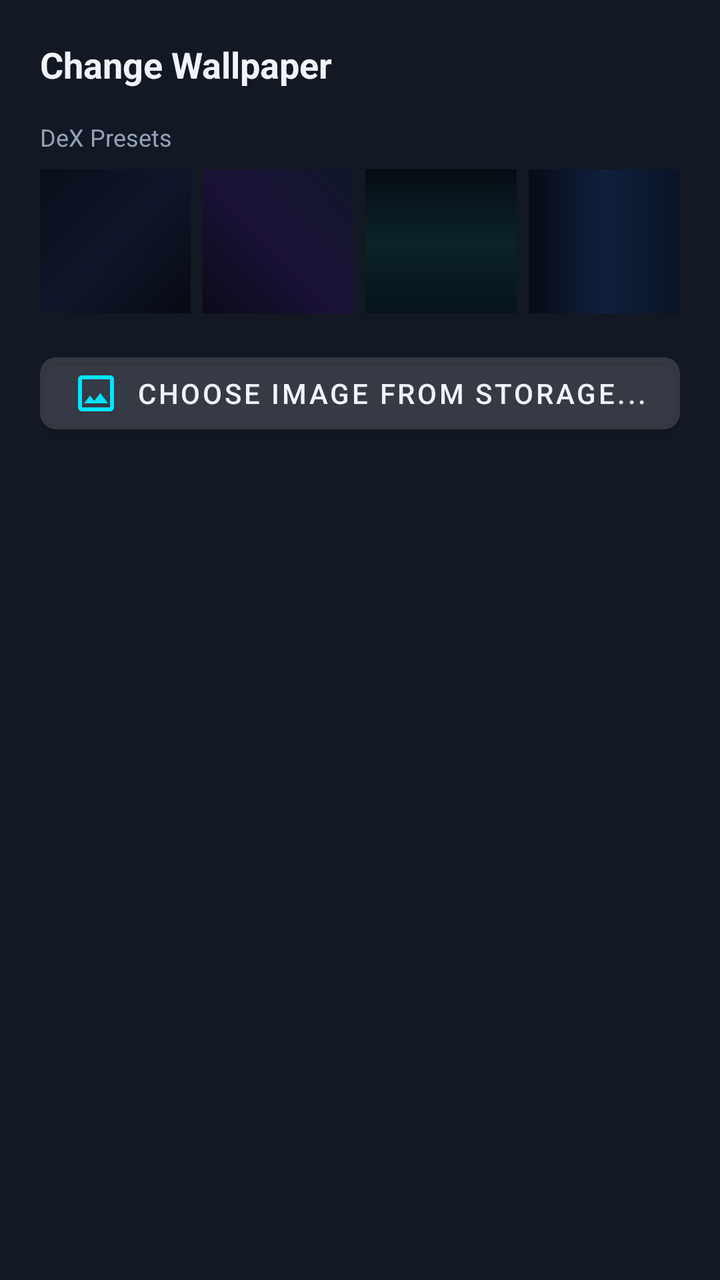
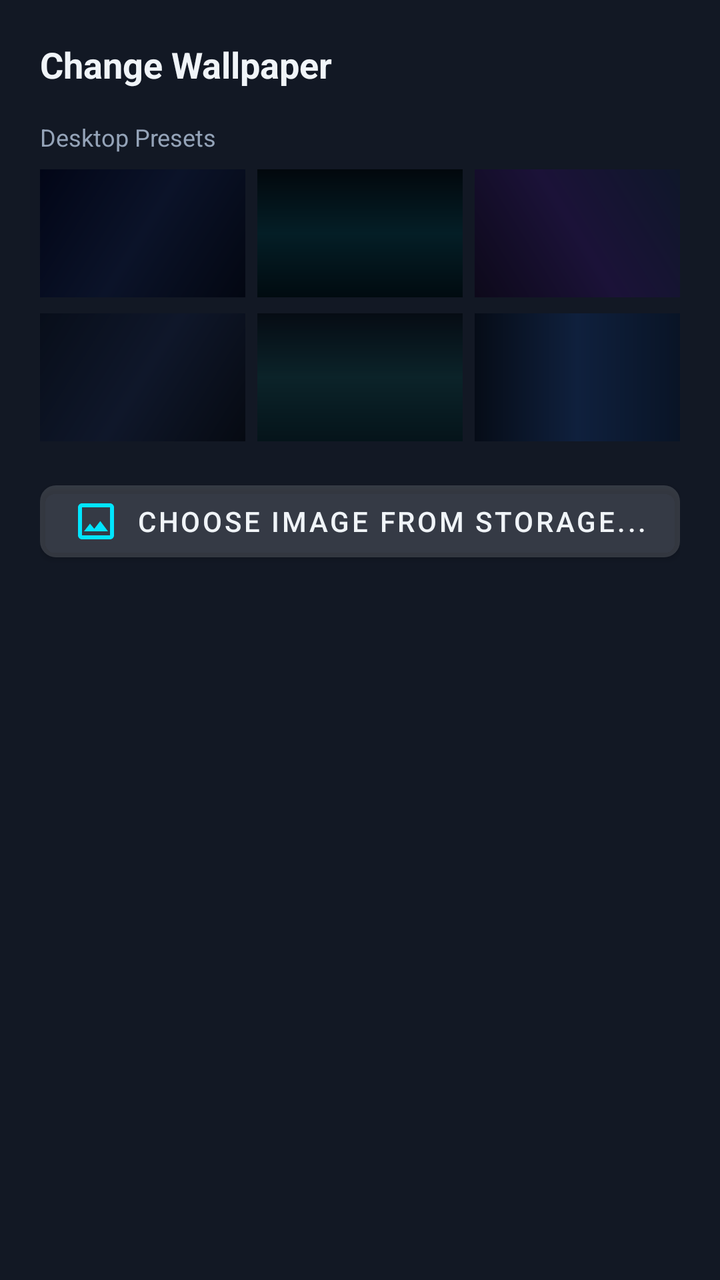

Compare the two renders of this Android layout. The source of the first and the diff that turns it into the second are given below.
<!-- AndroidManifest.xml: application theme Theme.OpenDeX -->
<!-- res/layout/dialog_wallpaper_picker.xml -->
<?xml version="1.0" encoding="utf-8"?>
<LinearLayout xmlns:android="http://schemas.android.com/apk/res/android"
    xmlns:app="http://schemas.android.com/apk/res-auto"
    android:layout_width="match_parent"
    android:layout_height="wrap_content"
    android:orientation="vertical"
    android:background="@color/dex_surface_dark"
    android:padding="20dp">

    <TextView
        android:layout_width="match_parent"
        android:layout_height="wrap_content"
        android:text="@string/change_wallpaper"
        android:textColor="@color/dex_text_primary"
        android:textSize="18sp"
        android:textStyle="bold"
        android:layout_marginBottom="16dp" />

    
    <TextView
        android:layout_width="wrap_content"
        android:layout_height="wrap_content"
        android:text="DeX Presets"
        android:textColor="@color/dex_text_secondary"
        android:textSize="12sp"
        android:layout_marginBottom="8dp" />

    <LinearLayout
        android:layout_width="match_parent"
        android:layout_height="72dp"
        android:orientation="horizontal"
        android:weightSum="4"
        android:layout_marginBottom="16dp">

        <FrameLayout
            android:id="@+id/presetWallpaper0"
            android:layout_width="0dp"
            android:layout_height="match_parent"
            android:layout_weight="1"
            android:layout_marginEnd="6dp"
            android:background="@drawable/wallpaper_dex_dark"
            android:clickable="true"
            android:focusable="true" />

        <FrameLayout
            android:id="@+id/presetWallpaper1"
            android:layout_width="0dp"
            android:layout_height="match_parent"
            android:layout_weight="1"
            android:layout_marginEnd="6dp"
            android:background="@drawable/wallpaper_cyberpunk"
            android:clickable="true"
            android:focusable="true" />

        <FrameLayout
            android:id="@+id/presetWallpaper2"
            android:layout_width="0dp"
            android:layout_height="match_parent"
            android:layout_weight="1"
            android:layout_marginEnd="6dp"
            android:background="@drawable/wallpaper_emerald"
            android:clickable="true"
            android:focusable="true" />

        <FrameLayout
            android:id="@+id/presetWallpaper3"
            android:layout_width="0dp"
            android:layout_height="match_parent"
            android:layout_weight="1"
            android:background="@drawable/wallpaper_sapphire"
            android:clickable="true"
            android:focusable="true" />
    </LinearLayout>

    
    <com.google.android.material.button.MaterialButton
        android:id="@+id/btnPickCustomWallpaper"
        android:layout_width="match_parent"
        android:layout_height="48dp"
        android:text="@string/choose_from_gallery"
        android:textColor="@color/dex_text_primary"
        app:icon="@drawable/ic_wallpaper"
        app:iconTint="@color/dex_accent_cyan"
        app:backgroundTint="#26FFFFFF"
        app:cornerRadius="8dp" />

</LinearLayout>
<!-- resources referenced by this layout -->
<resources>
  <color name="dex_accent_cyan">#00E5FF</color>
  <color name="dex_surface_dark">#121824</color>
  <color name="dex_text_primary">#F0F4F8</color>
  <color name="dex_text_secondary">#94A3B8</color>
  <!-- drawable wallpaper_emerald (drawable) -->
  <?xml version="1.0" encoding="utf-8"?>
  <shape xmlns:android="http://schemas.android.com/apk/res/android"
      android:shape="rectangle">
      <gradient
          android:type="linear"
          android:angle="90"
          android:startColor="#05141A"
          android:centerColor="#0B2329"
          android:endColor="#060C14" />
  </shape>
  <!-- drawable wallpaper_sapphire (drawable) -->
  <?xml version="1.0" encoding="utf-8"?>
  <shape xmlns:android="http://schemas.android.com/apk/res/android"
      android:shape="rectangle">
      <gradient
          android:type="linear"
          android:angle="180"
          android:startColor="#091426"
          android:centerColor="#0F203D"
          android:endColor="#060C17" />
  </shape>
  <string name="change_wallpaper">Change Wallpaper</string>
  <string name="choose_from_gallery">Choose Image from Storage...</string>
  <color name="dex_bg_dark">#0A0E17</color>
  <color name="dex_accent_blue">#2F80ED</color>
  <!-- unchanged entries left out for length: 4 -->
</resources>

<!-- the commit's change to res/layout/dialog_wallpaper_picker.xml (unified diff, before → after) -->
@@ -20,20 +20,57 @@
     <TextView
         android:layout_width="wrap_content"
         android:layout_height="wrap_content"
-        android:text="DeX Presets"
+        android:text="Desktop Presets"
         android:textColor="@color/dex_text_secondary"
         android:textSize="12sp"
         android:layout_marginBottom="8dp" />
 
     <LinearLayout
         android:layout_width="match_parent"
-        android:layout_height="72dp"
+        android:layout_height="64dp"
         android:orientation="horizontal"
-        android:weightSum="4"
+        android:weightSum="3"
+        android:layout_marginBottom="8dp">
+
+        <FrameLayout
+            android:id="@+id/presetWallpaper0"
+            android:layout_width="0dp"
+            android:layout_height="match_parent"
+            android:layout_weight="1"
+            android:layout_marginEnd="6dp"
+            android:background="@drawable/wallpaper_windows_bloom"
+            android:clickable="true"
+            android:focusable="true" />
+
+        <FrameLayout
+            android:id="@+id/presetWallpaper1"
+            android:layout_width="0dp"
+            android:layout_height="match_parent"
+            android:layout_weight="1"
+            android:layout_marginEnd="6dp"
+            android:background="@drawable/wallpaper_aurora_borealis"
+            android:clickable="true"
+            android:focusable="true" />
+
+        <FrameLayout
+            android:id="@+id/presetWallpaper2"
+            android:layout_width="0dp"
+            android:layout_height="match_parent"
+            android:layout_weight="1"
+            android:background="@drawable/wallpaper_cyberpunk"
+            android:clickable="true"
+            android:focusable="true" />
+    </LinearLayout>
+
+    <LinearLayout
+        android:layout_width="match_parent"
+        android:layout_height="64dp"
+        android:orientation="horizontal"
+        android:weightSum="3"
         android:layout_marginBottom="16dp">
 
         <FrameLayout
-            android:id="@+id/presetWallpaper0"
+            android:id="@+id/presetWallpaper3"
             android:layout_width="0dp"
             android:layout_height="match_parent"
             android:layout_weight="1"
@@ -43,17 +80,7 @@
             android:focusable="true" />
 
         <FrameLayout
-            android:id="@+id/presetWallpaper1"
-            android:layout_width="0dp"
-            android:layout_height="match_parent"
-            android:layout_weight="1"
-            android:layout_marginEnd="6dp"
-            android:background="@drawable/wallpaper_cyberpunk"
-            android:clickable="true"
-            android:focusable="true" />
-
-        <FrameLayout
-            android:id="@+id/presetWallpaper2"
+            android:id="@+id/presetWallpaper4"
             android:layout_width="0dp"
             android:layout_height="match_parent"
             android:layout_weight="1"
@@ -63,7 +90,7 @@
             android:focusable="true" />
 
         <FrameLayout
-            android:id="@+id/presetWallpaper3"
+            android:id="@+id/presetWallpaper5"
             android:layout_width="0dp"
             android:layout_height="match_parent"
             android:layout_weight="1"
<!-- resource entries referenced after the edit -->
@@ -4,6 +4,51 @@
   <color name="dex_surface_dark">#121824</color>
   <color name="dex_text_primary">#F0F4F8</color>
   <color name="dex_text_secondary">#94A3B8</color>
+  <!-- drawable wallpaper_aurora_borealis (drawable) -->
+  <?xml version="1.0" encoding="utf-8"?>
+  <layer-list xmlns:android="http://schemas.android.com/apk/res/android">
+      
+      <item>
+          <shape android:shape="rectangle">
+              <gradient
+                  android:type="linear"
+                  android:angle="90"
+                  android:startColor="#010B10"
+                  android:centerColor="#041E26"
+                  android:endColor="#02080D" />
+          </shape>
+      </item>
+      
+      <item
+          android:top="40dp"
+          android:bottom="160dp"
+          android:left="120dp"
+          android:right="120dp">
+          <shape android:shape="oval">
+              <gradient
+                  android:type="radial"
+                  android:gradientRadius="550dp"
+                  android:startColor="#6610B981"
+                  android:centerColor="#2E06B6D4"
+                  android:endColor="#00000000" />
+          </shape>
+      </item>
+      
+      <item
+          android:top="120dp"
+          android:bottom="200dp"
+          android:left="280dp"
+          android:right="200dp">
+          <shape android:shape="oval">
+              <gradient
+                  android:type="radial"
+                  android:gradientRadius="380dp"
+                  android:startColor="#4D00E5FF"
+                  android:centerColor="#1A059669"
+                  android:endColor="#00000000" />
+          </shape>
+      </item>
+  </layer-list>
   <!-- drawable wallpaper_emerald (drawable) -->
   <?xml version="1.0" encoding="utf-8"?>
   <shape xmlns:android="http://schemas.android.com/apk/res/android"
@@ -26,6 +71,51 @@
           android:centerColor="#0F203D"
           android:endColor="#060C17" />
   </shape>
+  <!-- drawable wallpaper_windows_bloom (drawable) -->
+  <?xml version="1.0" encoding="utf-8"?>
+  <layer-list xmlns:android="http://schemas.android.com/apk/res/android">
+      
+      <item>
+          <shape android:shape="rectangle">
+              <gradient
+                  android:type="linear"
+                  android:angle="135"
+                  android:startColor="#030712"
+                  android:centerColor="#0B1329"
+                  android:endColor="#020617" />
+          </shape>
+      </item>
+      
+      <item
+          android:top="100dp"
+          android:bottom="80dp"
+          android:left="250dp"
+          android:right="150dp">
+          <shape android:shape="oval">
+              <gradient
+                  android:type="radial"
+                  android:gradientRadius="480dp"
+                  android:startColor="#6600E5FF"
+                  android:centerColor="#332F80ED"
+                  android:endColor="#00000000" />
+          </shape>
+      </item>
+      
+      <item
+          android:top="180dp"
+          android:bottom="140dp"
+          android:left="380dp"
+          android:right="260dp">
+          <shape android:shape="oval">
+              <gradient
+                  android:type="radial"
+                  android:gradientRadius="350dp"
+                  android:startColor="#59A855F7"
+                  android:centerColor="#266366F1"
+                  android:endColor="#00000000" />
+          </shape>
+      </item>
+  </layer-list>
   <string name="change_wallpaper">Change Wallpaper</string>
   <string name="choose_from_gallery">Choose Image from Storage...</string>
   <color name="dex_bg_dark">#0A0E17</color>
